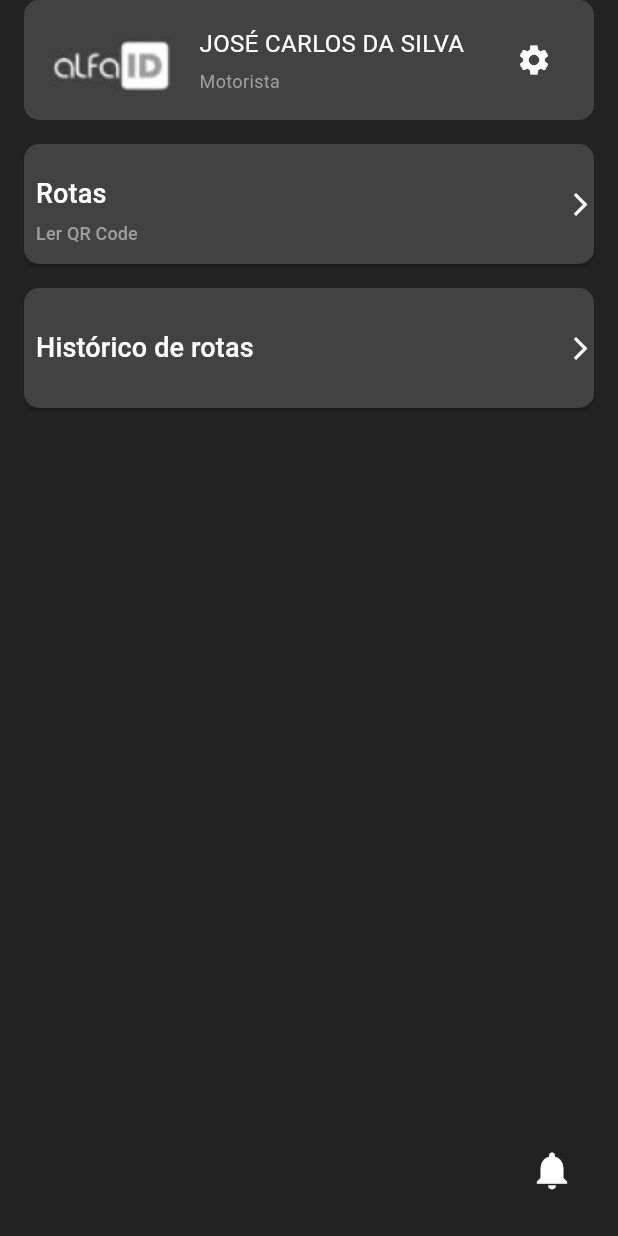
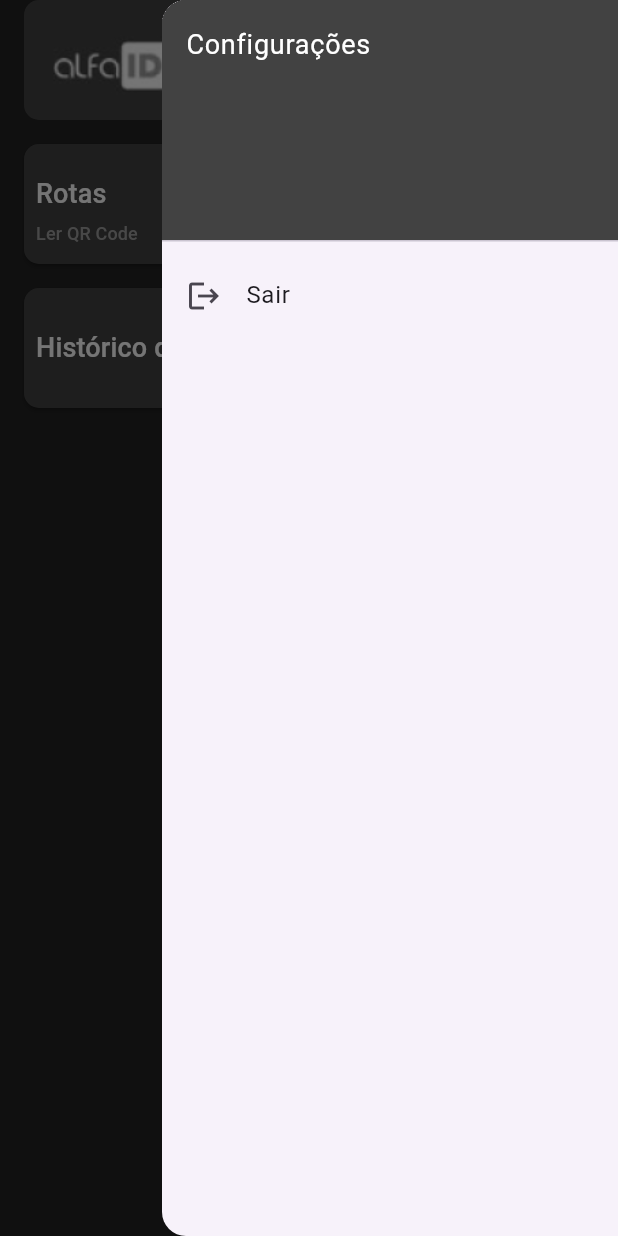
Before and after one commit to CIATEC-senac/controle-frotas-mobile, a Flutter app: the screen it shows after launch, after a tap on "Login", after a tap on the "settings" icon, on a phone screen of 412 x 824 dp. Run offline on Flutter 3.47's test engine with Material 3 defaults, Android fonts, the phone set to English and light mode, and no system bars; missing offline and left inert: qr_code_scanner.

Commit message:
Implementação do menu de configurações e ajustes de navegação
Adicionado um menu lateral acionado pelo ícone de configurações na HomePage.
Implementada a funcionalidade do botão 'Sair', que redireciona para a tela de login.
Configurado o GlobalKey para gerenciar o estado do Scaffold e abrir o menu lateral.
Ajustada a navegação utilizando rotas nomeadas no MaterialApp.
Definidas rotas para LoginScreen e HomePage no main.dart.
Adicionado suporte à navegação com pushNamedAndRemoveUntil para limpar a pilha de navegação ao deslogar.

```diff
--- a/lib/main.dart
+++ b/lib/main.dart
@@ -1,5 +1,6 @@
 import 'package:flutter/material.dart';
 import 'pages/login_screen.dart'; // Importa a tela de login
+import 'pages/home_page.dart'; // Importa a página HomePage
 
 // Função principal que inicia o aplicativo
 void main() {
@@ -14,17 +15,19 @@ class MyApp extends StatelessWidget {
   Widget build(BuildContext context) {
     return MaterialApp(
       debugShowCheckedModeBanner: false, // Desativa o banner de depuração
-      // Título do aplicativo, exibido em alguns lugares no sistema
-      title: 'AlfaID',
+      title: 'AlfaID', // Título do aplicativo
 
-      // Define o tema do aplicativo, incluindo o esquema de cores primárias
+      // Define rotas nomeadas para navegação
+      routes: {
+        '/login': (context) => const LoginScreen(), // Tela de login
+        '/home': (context) => HomePage(), // Tela HomePage
+      },
+
+      // Define a rota inicial como a tela de login
+      initialRoute: '/login',
       theme: ThemeData(
-        primarySwatch:
-            Colors.blue, // Define um esquema de cores baseado em azul
+        primarySwatch: Colors.blue, // Define o tema primário do aplicativo
       ),
-
-      // Define a tela inicial do aplicativo como a LoginScreen
-      home: const LoginScreen(),
     );
   }
 }
--- a/lib/pages/home_page.dart
+++ b/lib/pages/home_page.dart
@@ -2,64 +2,91 @@ import 'package:flutter/material.dart';
 import 'rotas_page.dart';
 
 class HomePage extends StatelessWidget {
-  const HomePage({super.key});
+  // Define uma chave global para gerenciar o Scaffold
+  final GlobalKey<ScaffoldState> scaffoldKey = GlobalKey<ScaffoldState>();
+
+  HomePage({super.key});
 
   @override
   Widget build(BuildContext context) {
     return Scaffold(
+      key: scaffoldKey, // Vincula a chave ao Scaffold
       backgroundColor: Colors.black87, // Cor de fundo da tela
+
+      // Menu lateral (endDrawer)
+      endDrawer: Drawer(
+        child: ListView(
+          padding: EdgeInsets.zero,
+          children: [
+            // Cabeçalho do menu lateral
+            DrawerHeader(
+              decoration: BoxDecoration(color: Colors.grey[800]),
+              child: const Text(
+                'Configurações',
+                style: TextStyle(color: Colors.white, fontSize: 18),
+              ),
+            ),
+
+            // Opção "Sair"
+            ListTile(
+              leading: const Icon(Icons.logout),
+              title: const Text('Sair'),
+              onTap: () {
+                // Remove o menu lateral (Drawer)
+                Navigator.of(context).pop();
+
+                // Navega para a página de login e remove todas as outras da pilha
+                Navigator.of(context)
+                    .pushNamedAndRemoveUntil('/login', (route) => false);
+              },
+            ),
+          ],
+        ),
+      ),
+
+      // Cabeçalho personalizado
       appBar: PreferredSize(
-        preferredSize:
-            const Size.fromHeight(100), // Altura personalizada para o AppBar
+        preferredSize: const Size.fromHeight(100),
         child: Padding(
           padding: const EdgeInsets.symmetric(horizontal: 16.0),
           child: Container(
-            height: 80, // Altura do cabeçalho igual à dos botões
+            height: 80,
             padding: const EdgeInsets.symmetric(horizontal: 16),
             decoration: BoxDecoration(
               color: Colors.grey[800], // Cor de fundo do cabeçalho
-              borderRadius: BorderRadius.circular(
-                  10), // Bordas arredondadas para o cabeçalho
+              borderRadius: BorderRadius.circular(10), // Bordas arredondadas
             ),
             child: Row(
               children: [
-                // Logo à esquerda
-                Image.asset('assets/images/logo.png',
-                    height: 50), // Insira o caminho da logo
-                const SizedBox(
-                    width: 10), // Espaçamento entre a logo e as informações
+                // Exibe o logo no lado esquerdo
+                Image.asset('assets/images/logo.png', height: 50),
+                const SizedBox(width: 10),
+
+                // Informações do usuário (nome e cargo)
                 const Expanded(
-                  // Informações do profissional (nome e cargo)
                   child: Column(
                     crossAxisAlignment: CrossAxisAlignment.start,
                     mainAxisAlignment: MainAxisAlignment.center,
                     children: [
                       Text(
                         'JOSÉ CARLOS DA SILVA',
-                        style: TextStyle(
-                          fontSize: 16,
-                          color: Colors.white,
-                        ),
+                        style: TextStyle(fontSize: 16, color: Colors.white),
                       ),
-                      SizedBox(height: 5), // Espaçamento entre o nome e o cargo
+                      SizedBox(height: 5),
                       Text(
                         'Motorista',
-                        style: TextStyle(
-                          fontSize: 12,
-                          color: Colors.grey,
-                        ),
+                        style: TextStyle(fontSize: 12, color: Colors.grey),
                       ),
                     ],
                   ),
                 ),
-                // Ícone de configurações à direita
+
+                // Ícone de configurações
                 IconButton(
-                  icon: const Icon(
-                    Icons.settings,
-                    color: Colors.white,
-                  ),
+                  icon: const Icon(Icons.settings, color: Colors.white),
                   onPressed: () {
-                    // Ação para configurações
+                    // Abre o menu lateral ao clicar
+                    scaffoldKey.currentState!.openEndDrawer();
                   },
                 ),
               ],
@@ -67,120 +94,55 @@ class HomePage extends StatelessWidget {
           ),
         ),
       ),
+
+      // Corpo da página
       body: Stack(
         children: [
+          // Conteúdo principal
           Padding(
             padding: const EdgeInsets.symmetric(horizontal: 16.0),
             child: Column(
               crossAxisAlignment: CrossAxisAlignment.stretch,
               children: [
-                const SizedBox(
-                    height:
-                        16), // Espaçamento entre o cabeçalho e o primeiro botão
+                const SizedBox(height: 16), // Espaçamento inicial
 
                 // Botão "Rotas"
-                ElevatedButton(
-                  style: ElevatedButton.styleFrom(
-                    backgroundColor: Colors.grey[800], // Cor de fundo do botão
-                    padding: const EdgeInsets.symmetric(
-                        vertical: 20), // Padding interno do botão
-                    fixedSize: const Size.fromHeight(
-                        80), // Altura fixa para manter a proporção
-                    shape: RoundedRectangleBorder(
-                      borderRadius:
-                          BorderRadius.circular(10), // Bordas arredondadas
-                    ),
-                  ),
+                CustomButton(
+                  title: 'Rotas',
+                  subtitle: 'Ler QR Code',
                   onPressed: () {
+                    // Navega para a página de Rotas
                     Navigator.push(
                       context,
                       MaterialPageRoute(
                           builder: (context) => const RotasPage()),
                     );
                   },
-                  child: const Row(
-                    mainAxisAlignment: MainAxisAlignment.spaceBetween,
-                    children: [
-                      Padding(
-                        padding: EdgeInsets.only(
-                            left: 8.0), // Espaçamento à esquerda do texto
-                        child: Column(
-                          crossAxisAlignment: CrossAxisAlignment.start,
-                          mainAxisSize: MainAxisSize.min,
-                          children: [
-                            Text(
-                              'Rotas',
-                              style:
-                                  TextStyle(fontSize: 18, color: Colors.white),
-                            ),
-                            SizedBox(height: 5),
-                            Text(
-                              'Ler QR Code',
-                              style:
-                                  TextStyle(fontSize: 12, color: Colors.grey),
-                            ),
-                          ],
-                        ),
-                      ),
-                      Icon(
-                        Icons.arrow_forward_ios,
-                        color: Colors.white,
-                      ),
-                    ],
-                  ),
                 ),
 
                 const SizedBox(height: 16), // Espaçamento entre os botões
 
                 // Botão "Histórico de Rotas"
-                ElevatedButton(
-                  style: ElevatedButton.styleFrom(
-                    backgroundColor: Colors.grey[800], // Cor de fundo do botão
-                    padding: const EdgeInsets.symmetric(
-                        vertical: 20), // Padding interno do botão
-                    fixedSize: const Size.fromHeight(
-                        80), // Altura fixa para manter a proporção
-                    shape: RoundedRectangleBorder(
-                      borderRadius:
-                          BorderRadius.circular(10), // Bordas arredondadas
-                    ),
-                  ),
+                CustomButton(
+                  title: 'Histórico de rotas',
+                  subtitle: '',
                   onPressed: () {
-                    // Ação para o botão "Histórico de Rotas"
+                    // Implementar ação para histórico de rotas
                   },
-                  child: const Row(
-                    mainAxisAlignment: MainAxisAlignment.spaceBetween,
-                    children: [
-                      Padding(
-                        padding: EdgeInsets.only(
-                            left: 8.0), // Espaçamento à esquerda do texto
-                        child: Text(
-                          'Histórico de rotas',
-                          style: TextStyle(fontSize: 18, color: Colors.white),
-                        ),
-                      ),
-                      Icon(
-                        Icons.arrow_forward_ios,
-                        color: Colors.white,
-                      ),
-                    ],
-                  ),
                 ),
               ],
             ),
           ),
-          // Ícone de notificação posicionado no canto inferior direito
+
+          // Ícone de notificação no canto inferior direito
           Positioned(
-            bottom: 20, // Distância da base da tela
-            right: 20, // Distância da borda direita
+            bottom: 20,
+            right: 20,
             child: IconButton(
-              icon: const Icon(
-                Icons.notifications,
-                color: Colors.white,
-              ),
-              iconSize: 30, // Tamanho do ícone
+              icon: const Icon(Icons.notifications, color: Colors.white),
+              iconSize: 30,
               onPressed: () {
-                // Ação para notificações
+                // Implementar ação de notificações
               },
             ),
           ),
@@ -189,3 +151,60 @@ class HomePage extends StatelessWidget {
     );
   }
 }
+
+// Componente reutilizável para botões
+class CustomButton extends StatelessWidget {
+  final String title; // Título do botão
+  final String subtitle; // Subtítulo opcional
+  final VoidCallback onPressed; // Função executada ao clicar no botão
+
+  const CustomButton({
+    required this.title,
+    required this.subtitle,
+    required this.onPressed,
+    super.key,
+  });
+
+  @override
+  Widget build(BuildContext context) {
+    return ElevatedButton(
+      style: ElevatedButton.styleFrom(
+        backgroundColor: Colors.grey[800], // Cor de fundo do botão
+        padding: const EdgeInsets.symmetric(vertical: 20),
+        fixedSize: const Size.fromHeight(80),
+        shape: RoundedRectangleBorder(
+          borderRadius: BorderRadius.circular(10), // Bordas arredondadas
+        ),
+      ),
+      onPressed: onPressed,
+      child: Row(
+        mainAxisAlignment: MainAxisAlignment.spaceBetween,
+        children: [
+          Padding(
+            padding: const EdgeInsets.only(left: 8.0),
+            child: Column(
+              crossAxisAlignment: CrossAxisAlignment.start,
+              mainAxisSize: MainAxisSize.min,
+              children: [
+                // Título do botão
+                Text(
+                  title,
+                  style: const TextStyle(fontSize: 18, color: Colors.white),
+                ),
+                // Subtítulo do botão (se existir)
+                if (subtitle.isNotEmpty) const SizedBox(height: 5),
+                if (subtitle.isNotEmpty)
+                  Text(
+                    subtitle,
+                    style: const TextStyle(fontSize: 12, color: Colors.grey),
+                  ),
+              ],
+            ),
+          ),
+          // Ícone de seta à direita
+          const Icon(Icons.arrow_forward_ios, color: Colors.white),
+        ],
+      ),
+    );
+  }
+}
--- a/lib/pages/login_screen.dart
+++ b/lib/pages/login_screen.dart
@@ -11,17 +11,25 @@ class LoginScreen extends StatefulWidget {
 }
 
 class _LoginScreenState extends State<LoginScreen> {
-  final TextEditingController _cpfController = TextEditingController(); // Controlador para o campo de CPF
-  final TextEditingController _passwordController = TextEditingController(); // Controlador para o campo de senha
-  bool _isPasswordVisible = false; // Estado para controlar a visibilidade da senha
-  String? _selectedCentroDeCusto; // Variável para armazenar o centro de custo selecionado
+  final TextEditingController _cpfController =
+      TextEditingController(); // Controlador para o campo de CPF
+  final TextEditingController _passwordController =
+      TextEditingController(); // Controlador para o campo de senha
+  bool _isPasswordVisible =
+      false; // Estado para controlar a visibilidade da senha
+  String?
+      _selectedCentroDeCusto; // Variável para armazenar o centro de custo selecionado
 
   @override
   Widget build(BuildContext context) {
     return Scaffold(
       body: Container(
-        width: MediaQuery.of(context).size.width, // Define a largura do container para ocupar toda a tela
-        height: MediaQuery.of(context).size.height, // Define a altura do container para ocupar toda a tela
+        width: MediaQuery.of(context)
+            .size
+            .width, // Define a largura do container para ocupar toda a tela
+        height: MediaQuery.of(context)
+            .size
+            .height, // Define a altura do container para ocupar toda a tela
         decoration: const BoxDecoration(
           image: DecorationImage(
             image: AssetImage('assets/images/bgalfaid.png'), // Imagem de fundo
@@ -36,7 +44,8 @@ class _LoginScreenState extends State<LoginScreen> {
               mainAxisAlignment: MainAxisAlignment.center,
               crossAxisAlignment: CrossAxisAlignment.center,
               children: [
-                const SizedBox(height: 80), // Espaço para visualizar a logo "AlfaID"
+                const SizedBox(
+                    height: 80), // Espaço para visualizar a logo "AlfaID"
                 _buildCpfField(), // Campo de CPF
                 const SizedBox(height: 16),
                 _buildPasswordField(), // Campo de senha
@@ -82,7 +91,8 @@ class _LoginScreenState extends State<LoginScreen> {
       obscureText: !_isPasswordVisible, // Controla a visibilidade da senha
       style: const TextStyle(color: Colors.white),
       decoration: InputDecoration(
-        prefixIcon: const Icon(Icons.lock, color: Colors.white), // Ícone de cadeado
+        prefixIcon:
+            const Icon(Icons.lock, color: Colors.white), // Ícone de cadeado
         suffixIcon: IconButton(
           icon: Icon(
             _isPasswordVisible ? Icons.visibility : Icons.visibility_off,
@@ -90,7 +100,8 @@ class _LoginScreenState extends State<LoginScreen> {
           ),
           onPressed: () {
             setState(() {
-              _isPasswordVisible = !_isPasswordVisible; // Alterna a visibilidade da senha
+              _isPasswordVisible =
+                  !_isPasswordVisible; // Alterna a visibilidade da senha
             });
           },
         ),
@@ -146,9 +157,11 @@ class _LoginScreenState extends State<LoginScreen> {
           _selectedCentroDeCusto = value; // Atualiza o valor selecionado
         });
       },
-      dropdownColor: const Color.fromARGB(255, 44, 44, 44), // Cor de fundo do dropdown
+      dropdownColor:
+          const Color.fromARGB(255, 44, 44, 44), // Cor de fundo do dropdown
       decoration: const InputDecoration(
-        prefixIcon: Icon(Icons.settings, color: Colors.white), // Ícone de configurações
+        prefixIcon:
+            Icon(Icons.settings, color: Colors.white), // Ícone de configurações
         labelText: 'Selecione o Centro de Custo',
         labelStyle: TextStyle(color: Colors.white),
         border: OutlineInputBorder(),
@@ -182,8 +195,10 @@ class _LoginScreenState extends State<LoginScreen> {
   Widget _buildLoginButton() {
     return ElevatedButton(
       style: ElevatedButton.styleFrom(
-        minimumSize: const Size(double.infinity, 50), // Largura completa e altura fixa
-        backgroundColor: const Color.fromARGB(255, 43, 42, 112), // Cor de fundo do botão
+        minimumSize:
+            const Size(double.infinity, 50), // Largura completa e altura fixa
+        backgroundColor:
+            const Color.fromARGB(255, 43, 42, 112), // Cor de fundo do botão
         foregroundColor: Colors.white, // Cor do texto
         shape: RoundedRectangleBorder(
           borderRadius: BorderRadius.circular(8), // Bordas arredondadas
@@ -193,7 +208,7 @@ class _LoginScreenState extends State<LoginScreen> {
         // Ação para fazer login e redirecionar para a HomePage
         Navigator.pushReplacement(
           context,
-          MaterialPageRoute(builder: (context) => const HomePage()),
+          MaterialPageRoute(builder: (context) => HomePage()),
         );
       },
       child: const Text('Login'),
```
